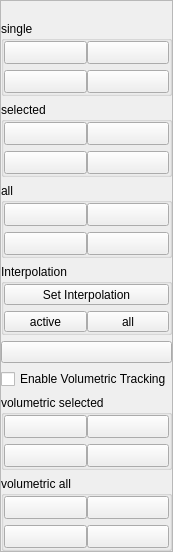
First picture: the form in src/ui/ui-files/WizardDigitizationFrame.ui, repository XROMMPackages/xmalab, before the edit.
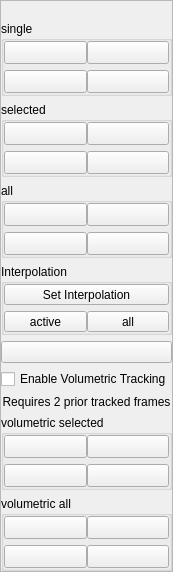
Second picture: the form after the edit. Icons and pictures are not drawn.

The edit to the form file:
```diff
--- a/src/ui/ui-files/WizardDigitizationFrame.ui
+++ b/src/ui/ui-files/WizardDigitizationFrame.ui
@@ -490,6 +490,19 @@
     </widget>
    </item>
    <item row="8" column="0" colspan="2">
+     <widget class="QLabel" name="label_VolumetricHint">
+      <property name="text">
+       <string>Requires 2 prior tracked frames</string>
+      </property>
+      <property name="alignment">
+       <set>Qt::AlignCenter</set>
+      </property>
+      <property name="wordWrap">
+       <bool>true</bool>
+      </property>
+     </widget>
+    </item>
+    <item row="9" column="0" colspan="2">
     <widget class="QGroupBox" name="groupBox_VolumetricSelected">
      <property name="sizePolicy">
       <sizepolicy hsizetype="Preferred" vsizetype="Preferred">
@@ -584,7 +597,7 @@
      </layout>
     </widget>
    </item>
-   <item row="10" column="0" colspan="2">
+    <item row="11" column="0" colspan="2">
     <widget class="QGroupBox" name="groupBox_VolumetricAll">
      <property name="sizePolicy">
       <sizepolicy hsizetype="Preferred" vsizetype="Preferred">
```
Lines whose indentation alone changed are shown as unchanged.
